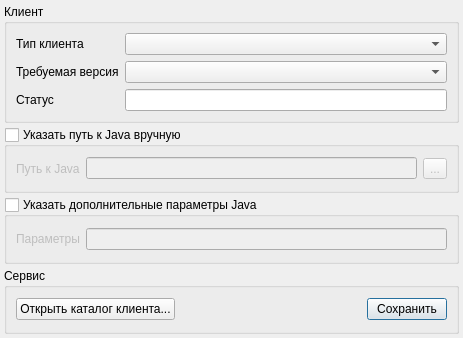
Before: the Qt Designer form settingsdialog.ui in dngulin/ttyhlauncher, drawn with Qt 5.
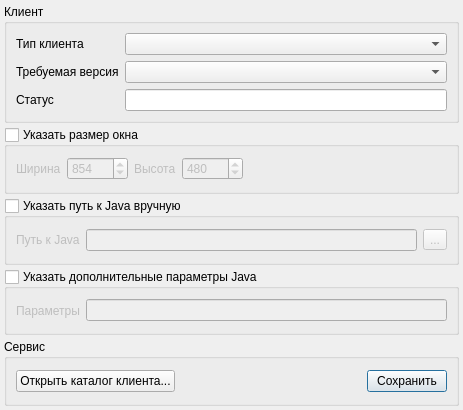
After: the same form once the commit is applied. Icons and pictures are not drawn.

Commit message: Minecraft window size setting

```diff
--- a/settingsdialog.ui
+++ b/settingsdialog.ui
@@ -7,7 +7,7 @@
     <x>0</x>
     <y>0</y>
     <width>463</width>
-    <height>338</height>
+    <height>410</height>
    </rect>
   </property>
   <property name="windowTitle">
@@ -85,6 +85,68 @@
      </layout>
     </widget>
    </item>
+   <item>
+    <widget class="QGroupBox" name="sizeBox">
+     <property name="title">
+      <string>Указать размер окна</string>
+     </property>
+     <property name="checkable">
+      <bool>true</bool>
+     </property>
+     <property name="checked">
+      <bool>false</bool>
+     </property>
+     <layout class="QHBoxLayout" name="hzLayout">
+      <item>
+       <widget class="QLabel" name="widthLabel">
+        <property name="text">
+         <string>Ширина</string>
+        </property>
+       </widget>
+      </item>
+      <item>
+       <widget class="QSpinBox" name="widthSpinBox">
+        <property name="maximum">
+         <number>10000</number>
+        </property>
+        <property name="value">
+         <number>854</number>
+        </property>
+       </widget>
+      </item>
+      <item>
+       <widget class="QLabel" name="label">
+        <property name="text">
+         <string>Высота</string>
+        </property>
+       </widget>
+      </item>
+      <item>
+       <widget class="QSpinBox" name="heightSpinBox">
+        <property name="maximum">
+         <number>10000</number>
+        </property>
+        <property name="value">
+         <number>480</number>
+        </property>
+       </widget>
+      </item>
+      <item>
+       <spacer name="shspc">
+        <property name="orientation">
+         <enum>Qt::Horizontal</enum>
+        </property>
+        <property name="sizeHint" stdset="0">
+         <size>
+          <width>40</width>
+          <height>20</height>
+         </size>
+        </property>
+       </spacer>
+      </item>
+     </layout>
+    </widget>
+   </item>
    <item>
     <widget class="QGroupBox" name="javapathBox">
      <property name="title">
```
The commit also changes 4 other files.
